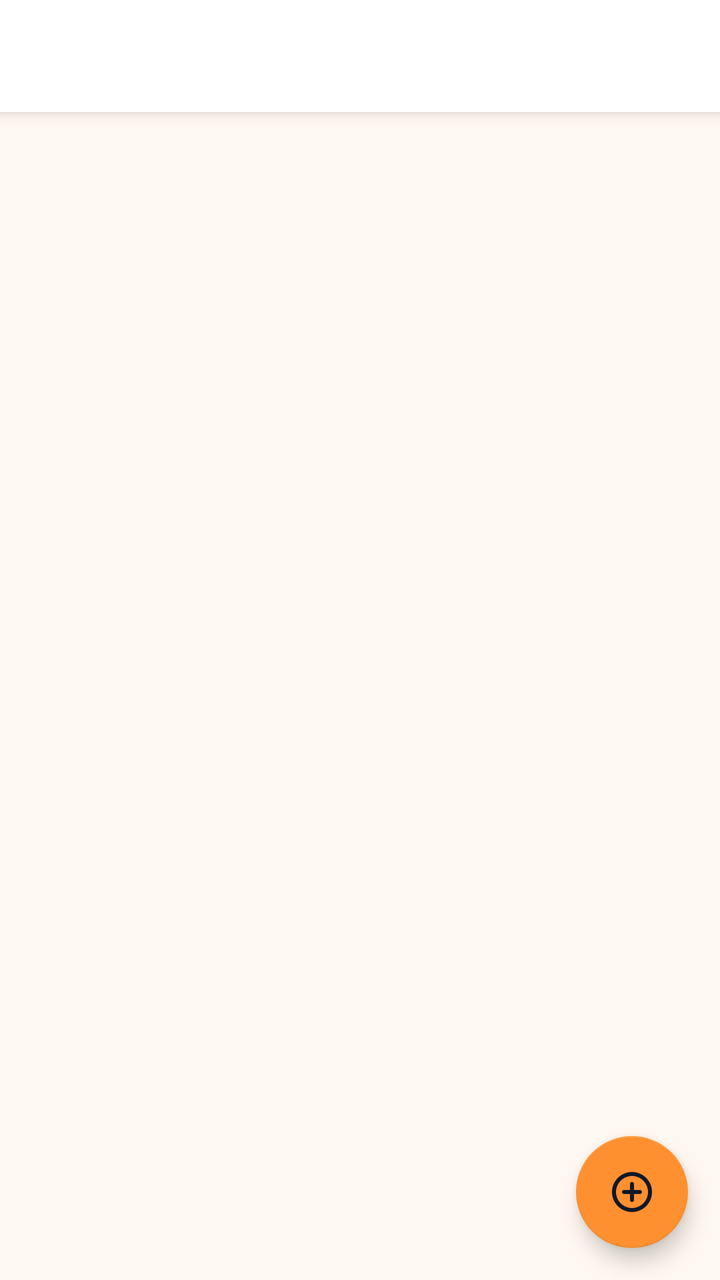
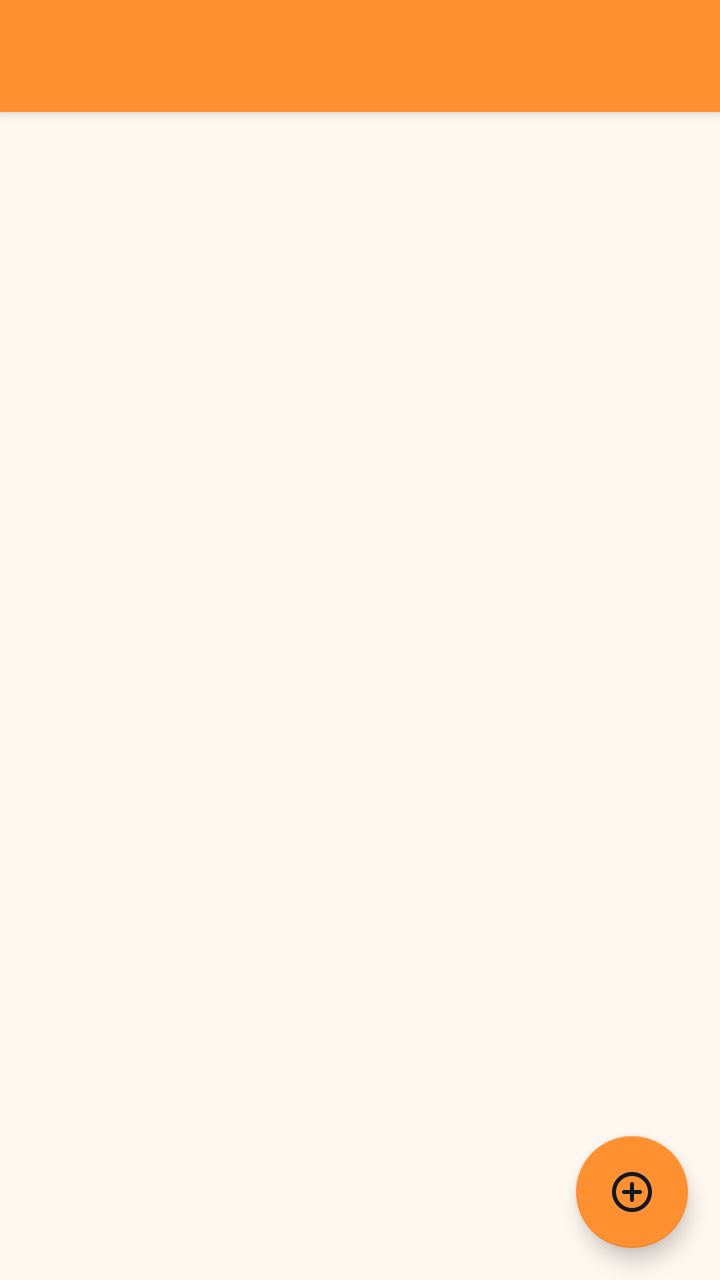

Compare the two renders of this Android layout. The source of the first and the diff that turns it into the second are given below.
<!-- AndroidManifest.xml: application theme AppTheme -->
<!-- res/layout/wallet_list.xml -->
<androidx.coordinatorlayout.widget.CoordinatorLayout
	xmlns:android="http://schemas.android.com/apk/res/android"
	xmlns:app="http://schemas.android.com/apk/res-auto"
	xmlns:tools="http://schemas.android.com/tools"
	android:id="@+id/_coordinator"
	android:layout_width="match_parent"
	android:layout_height="match_parent">
	<com.google.android.material.appbar.AppBarLayout
		android:id="@+id/_app_bar"
		android:layout_width="match_parent"
		android:layout_height="wrap_content"
		android:theme="@style/AppTheme.AppBarOverlay">
		<androidx.appcompat.widget.Toolbar
			android:id="@+id/_toolbar"
			android:layout_width="match_parent"
			android:layout_height="?attr/actionBarSize"
			android:background="@color/colorPrimary"
			app:popupTheme="@style/AppTheme.PopupOverlay" />
	</com.google.android.material.appbar.AppBarLayout>
	<FrameLayout
		android:layout_width="match_parent"
		android:layout_height="match_parent"
		android:background="@color/colorBackground"
		app:layout_behavior="@string/appbar_scrolling_view_behavior">
		<androidx.recyclerview.widget.RecyclerView
			android:id="@+id/recycler_wallets"
			android:layout_width="match_parent"
			android:layout_height="match_parent"
			android:padding="16dp"
			android:clipToPadding="false" />
	</FrameLayout>
	<com.google.android.material.floatingactionbutton.FloatingActionButton
		android:id="@+id/_fab"
		android:layout_width="wrap_content"
		android:layout_height="wrap_content"
		android:layout_margin="16dp"
		android:layout_gravity="right|bottom"
		app:srcCompat="@drawable/icon_add_circle_outline_round" />
</androidx.coordinatorlayout.widget.CoordinatorLayout>
<!-- resources referenced by this layout -->
<resources>
  <color name="colorBackground">#FFF8F0</color>
  <color name="colorPrimary">#FFFFFF</color>
  <style name="AppTheme.AppBarOverlay" parent="ThemeOverlay.MaterialComponents.Dark.ActionBar" />
  <style name="AppTheme.PopupOverlay" parent="ThemeOverlay.MaterialComponents.Light" />
  <style name="AppTheme" parent="Theme.MaterialComponents.DayNight.NoActionBar">
          <item name="colorSecondary">@color/colorAccent</item>
          <item name="colorOnSecondary">@color/colorTextOnAccent</item>
          <item name="colorPrimaryVariant">@color/colorAccentDark</item>
          <item name="colorSecondaryVariant">@color/colorAccentDark</item>
          <item name="colorError">@color/colorError</item>
          <item name="colorOnError">@color/colorTextPrimaryWhite</item>
          <item name="colorControlActivated">@color/colorAccent</item>
          <item name="colorControlNormal">@color/colorControlNormal</item>
          <item name="colorControlHighlight">@color/colorAccentRipple</item>
          <item name="android:textColorHighlight">@color/colorAccentStroke</item>
          <item name="android:textColorLink">@color/colorAccentStrong</item>
          <item name="android:editTextColor">@color/colorTextPrimary</item>
          <item name="android:navigationBarColor">@color/colorBackground</item>
          <item name="colorPrimary">@color/colorAccent</item>
          <item name="colorPrimaryDark">@color/colorAccentStrong</item>
          <item name="colorAccent">@color/colorAccent</item>
          <item name="colorSurface">@color/colorSurface</item>
          <item name="colorOnPrimary">@color/colorTextOnAccent</item>
          <item name="colorOnSurface">@color/colorTextPrimary</item>
          <item name="colorOnBackground">@color/colorTextPrimary</item>
          <item name="colorOnSurfaceVariant">@color/colorTextSecondary</item>
          <item name="android:textColorPrimary">@color/colorTextPrimary</item>
          <item name="android:textColorSecondary">@color/colorTextSecondary</item>
          <item name="android:textColorHint">@color/colorTextTertiary</item>
          <item name="android:statusBarColor">@color/colorAccent</item>
          <item name="android:windowLightStatusBar">true</item>
          <item name="android:windowBackground">@color/colorBackground</item>
          <item name="alertDialogTheme">@style/AjooAlertDialog</item>
          <item name="materialAlertDialogTheme">@style/AjooAlertDialog</item>
          <item name="bottomSheetDialogTheme">@style/AjooBottomSheetDialog</item>
      </style>
  <color name="colorAccent">#FF9030</color>
  <color name="colorTextOnAccent">#111827</color>
  <color name="colorAccentDark">#E57A14</color>
  <color name="colorError">#EF4444</color>
  <color name="colorTextPrimaryWhite">#FFFFFF</color>
  <color name="colorControlNormal">#6B7280</color>
  <color name="colorAccentRipple">#1AFF9030</color>
  <color name="colorAccentStroke">#33FF9030</color>
  <color name="colorAccentStrong">#B85F0A</color>
  <color name="colorTextPrimary">#111827</color>
  <color name="colorSurface">#FFFFFF</color>
  <color name="colorTextSecondary">#4B5563</color>
  <color name="colorTextTertiary">#6B7280</color>
  <style name="AjooDialogButton" parent="Widget.MaterialComponents.Button.TextButton.Dialog">
          <item name="android:textColor">@color/colorAccent</item>
          <item name="android:minHeight">48dp</item>
      </style>
  <style name="AjooBottomSheetStyle" parent="Widget.MaterialComponents.BottomSheet.Modal">
          <item name="backgroundTint">?attr/colorSurface</item>
          <item name="shapeAppearanceOverlay">@style/AjooBottomSheetShape</item>
      </style>
  <!-- unchanged entries left out for length: 4 -->
</resources>

<!-- the commit's change to res/layout/wallet_list.xml (unified diff, before → after) -->
@@ -14,7 +14,7 @@
 			android:id="@+id/_toolbar"
 			android:layout_width="match_parent"
 			android:layout_height="?attr/actionBarSize"
-			android:background="@color/colorPrimary"
+			android:background="?attr/appBarColor"
 			app:popupTheme="@style/AppTheme.PopupOverlay" />
 	</com.google.android.material.appbar.AppBarLayout>
 	<FrameLayout
<!-- resource entries referenced after the edit -->
@@ -1,10 +1,17 @@
 <!-- resources referenced by this layout -->
 <resources>
   <color name="colorBackground">#FFF8F0</color>
-  <color name="colorPrimary">#FFFFFF</color>
-  <style name="AppTheme.AppBarOverlay" parent="ThemeOverlay.MaterialComponents.Dark.ActionBar" />
+  <style name="AppTheme.AppBarOverlay" parent="ThemeOverlay.MaterialComponents.Light">
+          
+          <item name="android:textColorPrimary">?attr/onAppBarColor</item>
+          <item name="android:textColorSecondary">?attr/onAppBarColor</item>
+          <item name="colorControlNormal">?attr/onAppBarColor</item>
+          <item name="colorOnSurface">?attr/onAppBarColor</item>
+      </style>
   <style name="AppTheme.PopupOverlay" parent="ThemeOverlay.MaterialComponents.Light" />
   <style name="AppTheme" parent="Theme.MaterialComponents.DayNight.NoActionBar">
+          <item name="appBarColor">@color/colorAccent</item>
+          <item name="onAppBarColor">@color/colorTextOnAccent</item>
           <item name="colorSecondary">@color/colorAccent</item>
           <item name="colorOnSecondary">@color/colorTextOnAccent</item>
           <item name="colorPrimaryVariant">@color/colorAccentDark</item>
@@ -29,7 +36,7 @@
           <item name="android:textColorPrimary">@color/colorTextPrimary</item>
           <item name="android:textColorSecondary">@color/colorTextSecondary</item>
           <item name="android:textColorHint">@color/colorTextTertiary</item>
-          <item name="android:statusBarColor">@color/colorAccent</item>
+          <item name="android:statusBarColor">?attr/appBarColor</item>
           <item name="android:windowLightStatusBar">true</item>
           <item name="android:windowBackground">@color/colorBackground</item>
           <item name="alertDialogTheme">@style/AjooAlertDialog</item>
